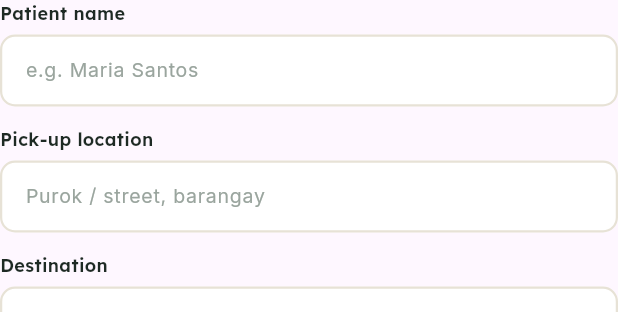
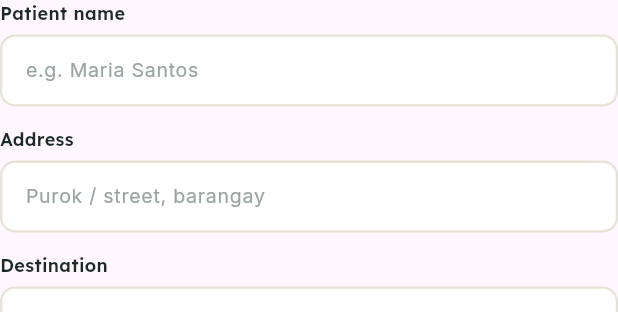
Before and after one commit to BOXCUBE06/SERBIS_prototype, a Flutter app: the ServiceFormFields widget shown alone on an empty page, opened directly with empty values, on a phone screen of 412 x 824 dp. Shown: the top 312 px of the screen. Run offline on Flutter 3.47's test engine with Material 3 defaults, Android fonts, the phone set to English and light mode, and no system bars; our stand-ins replace file_picker, flutter_secure_storage, open_filex, shared_preferences; accounts and stored records are empty; network calls fail.

Commit message:
fix(mobile): drop the delivery-app wording from the ambulance service
"Pick-up location" and "Pick-up & drop-off" read like a food delivery
app, not like an office arranging medical transport for a household.

The ambulance form field is now Address, and the summary the MDRRMO
dispatcher reads says "Address not specified" in its place. The service
card subtitle becomes "Patient transport" / "Paghahatid ng pasyente",
which also stops it competing with the Hospital Transfer card next to it.

Wording only -- no field, model, column or API name changes, and the
hint under the field is untouched.

```diff
--- a/Mobile/lib/models/request_models.dart
+++ b/Mobile/lib/models/request_models.dart
@@ -101,7 +101,7 @@ extension ServiceTypeX on ServiceType {
 
   String get subtitle {
     if (this == ServiceType.ambulance) {
-      return 'Pick-up & drop-off';
+      return 'Patient transport';
     }
     if (this == ServiceType.transfer) {
       return 'Incl. dialysis patients';
--- a/Mobile/lib/models/service_forms.dart
+++ b/Mobile/lib/models/service_forms.dart
@@ -69,7 +69,7 @@ class AmbulanceFormData extends ServiceFormData {
       [
         serviceName,
         'Patient: ${_or(patient, 'Not specified')}',
-        '${_or(pickup, 'Pick-up location not specified')} → '
+        '${_or(pickup, 'Address not specified')} → '
             '${_or(destination, 'destination not specified')}',
         'Condition: ${_or(condition, 'Not described')}',
         'Contact: ${_contactLine(contactNumber)}',
--- a/Mobile/lib/state/translations.dart
+++ b/Mobile/lib/state/translations.dart
@@ -27,7 +27,7 @@ const Map<String, (String, String)> _strings = {
   'status.disapproved': ('Not approved', 'Hindi inaprubahan'),
 
   'type.ambulance.title': ('Medical Transport / Ambulance', 'Medical Transport / Ambulansya'),
-  'type.ambulance.subtitle': ('Pick-up & drop-off', 'Pagsundo at paghatid'),
+  'type.ambulance.subtitle': ('Patient transport', 'Paghahatid ng pasyente'),
   'type.transfer.title': ('Hospital Transfer', 'Paglilipat sa Ospital'),
   'type.transfer.subtitle': ('Incl. dialysis patients', 'Kasama ang mga dialysis patient'),
   'type.road.title': ('Road Clearing', 'Paglinis ng Daan'),
--- a/Mobile/lib/widgets/service_form_fields.dart
+++ b/Mobile/lib/widgets/service_form_fields.dart
@@ -27,7 +27,7 @@ class ServiceFormFields extends StatelessWidget {
             controller: form.patient,
           ),
           AppTextField(
-            label: 'Pick-up location',
+            label: 'Address',
             hint: 'Purok / street, barangay',
             controller: form.pickup,
           ),
```
Also changed, not shown: 1 other file.
